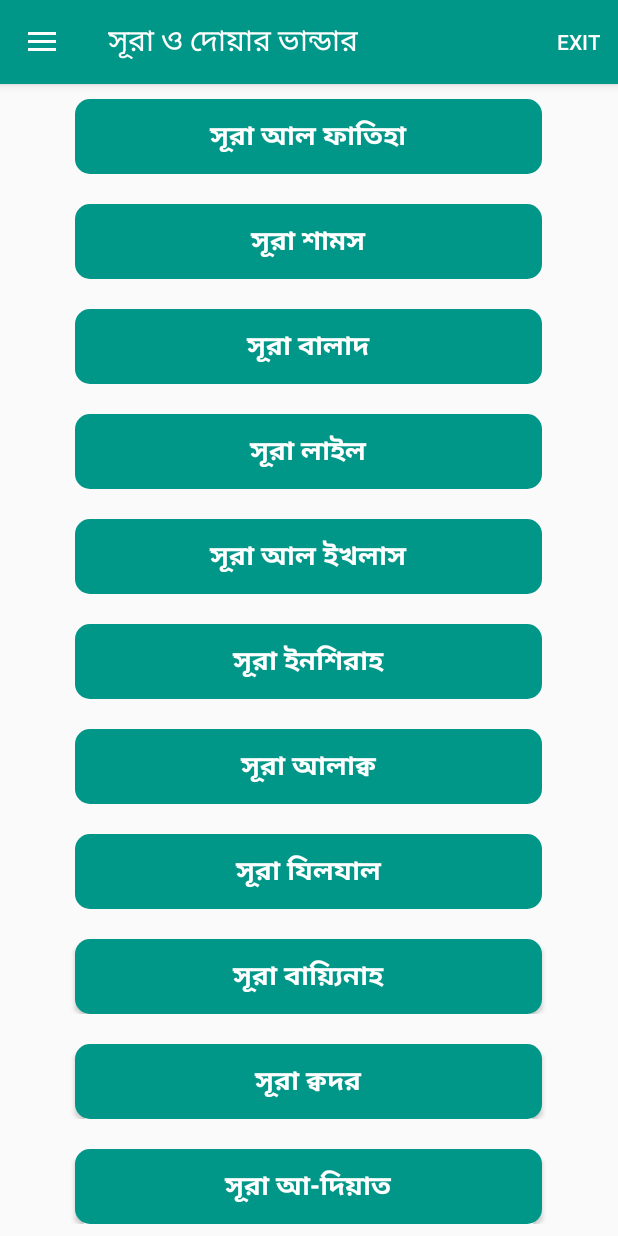
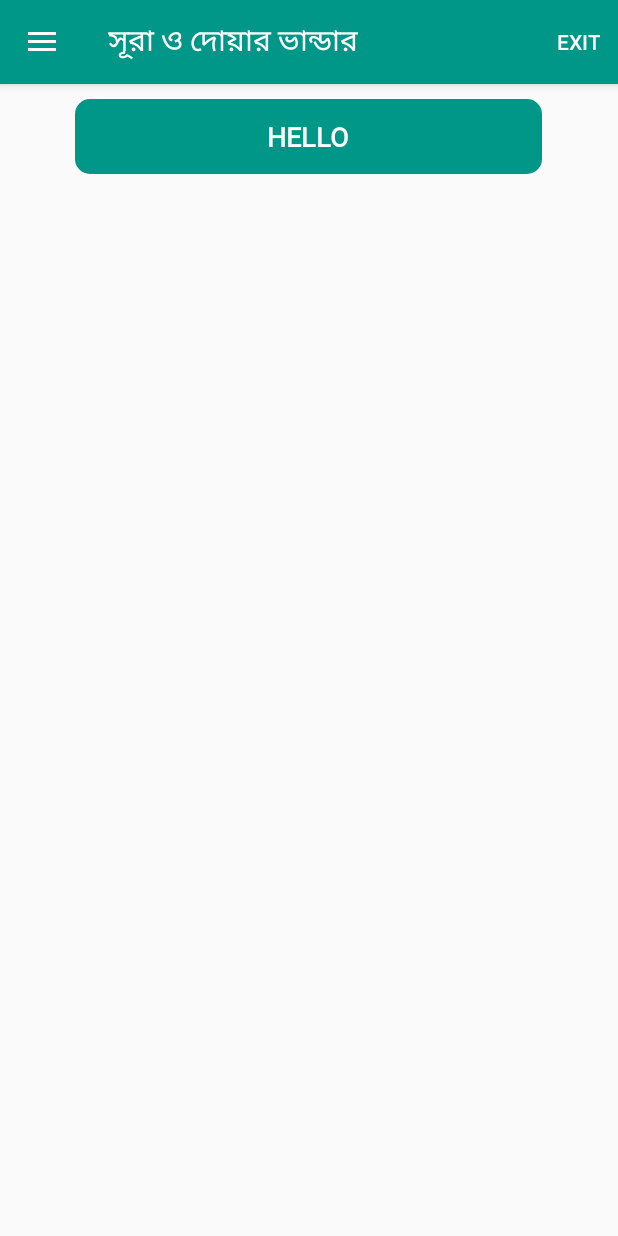
Before and after one commit to EngineerRanaAhmmed/DuaSurah-Rana, an Android app: the screen it shows after launch (MainActivity), in the side drawer, after a tap on "দোয়া সমূহ", on a phone screen of 412 x 824 dp. Run offline under Robolectric (Android 15) with nearby library versions, the phone set to English and light mode, and no system bars.

Commit message:
দোয়া সমূহ পেজ আপডেড করা হয়ছ

```diff
--- a/app/src/main/AndroidManifest.xml
+++ b/app/src/main/AndroidManifest.xml
@@ -19,7 +19,7 @@
         <activity
             android:name=".ViewLayout"
             android:parentActivityName=".ViewLayout" />
-        <activity android:name=".MainActivity"/>
+        <activity android:name=".MainActivity" />
     </application>
 
 </manifest>
--- /dev/null
+++ b/app/src/main/java/com/rana/duasurah/DuaFragment.java
@@ -0,0 +1,35 @@
+package com.rana.duasurah;
+
+import android.os.Bundle;
+
+import androidx.fragment.app.Fragment;
+import androidx.recyclerview.widget.LinearLayoutManager;
+import androidx.recyclerview.widget.RecyclerView;
+
+import android.view.LayoutInflater;
+import android.view.View;
+import android.view.ViewGroup;
+
+
+public class DuaFragment extends Fragment {
+
+    @Override
+    public View onCreateView(LayoutInflater inflater, ViewGroup container,
+                             Bundle savedInstanceState) {
+        // Inflate the layout for this fragment
+        View  view = inflater.inflate(R.layout.fragment_dua, container, false);
+
+
+        String[] sms = getResources().getStringArray(R.array.dua_name);
+        String[] ok = getResources().getStringArray(R.array.dua_details);
+        RecyclerView recyclerView = view.findViewById(R.id.recyclerview);
+        recyclerView.setLayoutManager(new LinearLayoutManager(getActivity()));
+        recyclerView.setAdapter(new MyAdapter(sms, ok));
+
+
+
+
+        return view;
+
+    }
+}
--- a/app/src/main/java/com/rana/duasurah/MainActivity.java
+++ b/app/src/main/java/com/rana/duasurah/MainActivity.java
@@ -87,6 +87,11 @@ public class MainActivity extends AppCompatActivity implements NavigationView.On
             case R.id.nav_home:
                 getSupportFragmentManager().beginTransaction().replace(R.id.fragment_container,new HomeFragment()).commit();
                 break;
+
+            case R.id.nav_home2:
+                getSupportFragmentManager().beginTransaction().replace(R.id.fragment_container, new DuaFragment()).commit();
+                break;
+
             case R.id.nav_contact:
                 getSupportFragmentManager().beginTransaction().replace(R.id.fragment_container,new ContactFragment()).commit();
                 break;
--- /dev/null
+++ b/app/src/main/res/layout/fragment_dua.xml
@@ -0,0 +1,13 @@
+<?xml version="1.0" encoding="utf-8"?>
+<RelativeLayout xmlns:android="http://schemas.android.com/apk/res/android"
+    xmlns:tools="http://schemas.android.com/tools"
+    android:layout_width="match_parent"
+    android:layout_height="match_parent"
+    tools:context=".DuaFragment">
+
+    <androidx.recyclerview.widget.RecyclerView
+        android:id="@+id/recyclerview"
+        android:layout_width="match_parent"
+        android:layout_height="match_parent" />
+
+</RelativeLayout>
--- a/app/src/main/res/values/strings.xml
+++ b/app/src/main/res/values/strings.xml
@@ -104,7 +104,7 @@
 সমস্ত প্রশংসা বিশ্বজগতের প্রতিপালক আল্লাহর, যিনি পরম করুণাময়, পরম দয়াময় যিনি বিচার দিনের মালিক। আমরা একমাত্র তোমারই ইবাদত করি এবং শুধুমাত্র তোমারই সাহায্য প্রার্থনা করি। আমাদেরকে সরল পথ দেখাও, সে সমস্ত লোকের পথ, যাদেরকে তুমি নেয়ামত দান করেছ। তাদের পথ নয়, যাদের প্রতি তোমার গজব নাযিল হয়েছে এবং যারা পথভ্রষ্ট হয়েছে।</item>
 
 
-<item>⭕ সূরা শামসঃ \n\nআরবি উচ্চারন বাংলায় অনেক সময় ভুল থাকে।তাই আপনাদের সবাইকে অনুরোধ করছি, যখন বাংলায় উচ্চারন শিখবেন তখন অবশ্যই আরবির সাথে মিলিয়ে নিবেন। আর যদি কেউ আরবি দেখে পড়তে না পারেন তাহলে অবশ্যই অডিও শোনে বাংলার সাথে মিলিয়ে নিবেন। ধন্যবাদ সবাইকে \n\n⭕ আরবিঃ \n\n بِسْمِ اللّهِ الرَّحْمـَنِ الرَّحِيمِ
+        <item>⭕ সূরা শামসঃ \n\nআরবি উচ্চারন বাংলায় অনেক সময় ভুল থাকে।তাই আপনাদের সবাইকে অনুরোধ করছি, যখন বাংলায় উচ্চারন শিখবেন তখন অবশ্যই আরবির সাথে মিলিয়ে নিবেন। আর যদি কেউ আরবি দেখে পড়তে না পারেন তাহলে অবশ্যই অডিও শোনে বাংলার সাথে মিলিয়ে নিবেন। ধন্যবাদ সবাইকে \n\n⭕ আরবিঃ \n\n بِسْمِ اللّهِ الرَّحْمـَنِ الرَّحِيمِ
 وَ الشَّمۡسِ وَ ضُحٰہَا ۪ۙ﴿۱﴾ وَ الۡقَمَرِ اِذَا تَلٰىہَا ۪ۙ﴿۲﴾ وَ النَّہَارِ اِذَا جَلّٰىہَا ۪ۙ﴿۳﴾ وَ الَّیۡلِ اِذَا یَغۡشٰىہَا ۪ۙ﴿۴﴾ وَ السَّمَآءِ وَ مَا بَنٰہَا ۪ۙ﴿۵﴾ وَ الۡاَرۡضِ وَ مَا طَحٰہَا ۪ۙ﴿۶﴾ وَ نَفۡسٍ وَّ مَا سَوّٰىہَا ۪ۙ﴿۷﴾ فَاَلۡہَمَہَا فُجُوۡرَہَا وَ تَقۡوٰىہَا ۪ۙ﴿۸﴾ قَدۡ اَفۡلَحَ مَنۡ زَکّٰىہَا ۪ۙ﴿۹﴾ وَ قَدۡ خَابَ مَنۡ دَسّٰىہَا ﴿ؕ۱۰﴾ کَذَّبَتۡ ثَمُوۡدُ بِطَغۡوٰىہَاۤ ﴿۪ۙ۱۱﴾ اِذِ انۡۢبَعَثَ اَشۡقٰہَا ﴿۪ۙ۱۲﴾ فَقَالَ لَہُمۡ رَسُوۡلُ اللّٰہِ نَاقَۃَ اللّٰہِ وَ سُقۡیٰہَا ﴿ؕ۱۳﴾ فَکَذَّبُوۡہُ فَعَقَرُوۡہَا ۪۬ۙ فَدَمۡدَمَ عَلَیۡہِمۡ رَبُّہُمۡ بِذَنۡۢبِہِمۡ فَسَوّٰىہَا ﴿۪ۙ۱۴﴾ وَ لَا یَخَافُ عُقۡبٰہَا ﴿٪۱۵﴾
 
  \n\n⭕ বাংলা উচ্চারণঃ
@@ -328,8 +328,20 @@
 
     </string-array>
 
+<!--    দোয়া সমূহ এখান থেকে কাজ করিস -->
+
+    <string-array name="dua_name">
+
+        <item>Hello</item>
+
+    </string-array>
 
 
+    <string-array name="dua_details">
+
+        <item>Rana</item>
+
+    </string-array>
 
 
 </resources>
```
